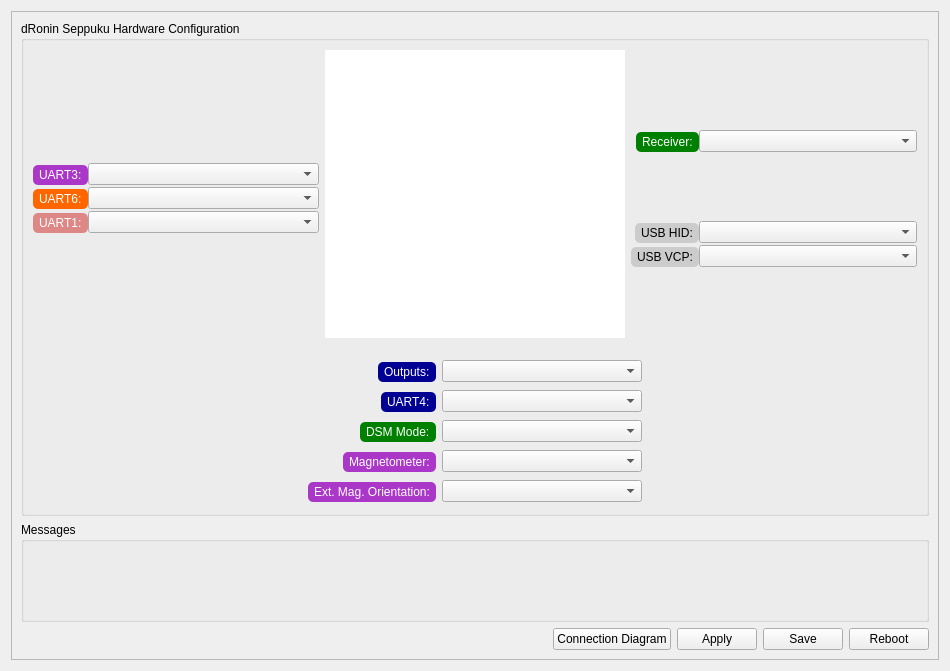
Old version of the form ground/gcs/src/plugins/boards_dronin/seppuku.ui in the repository d-ronin/dRonin.
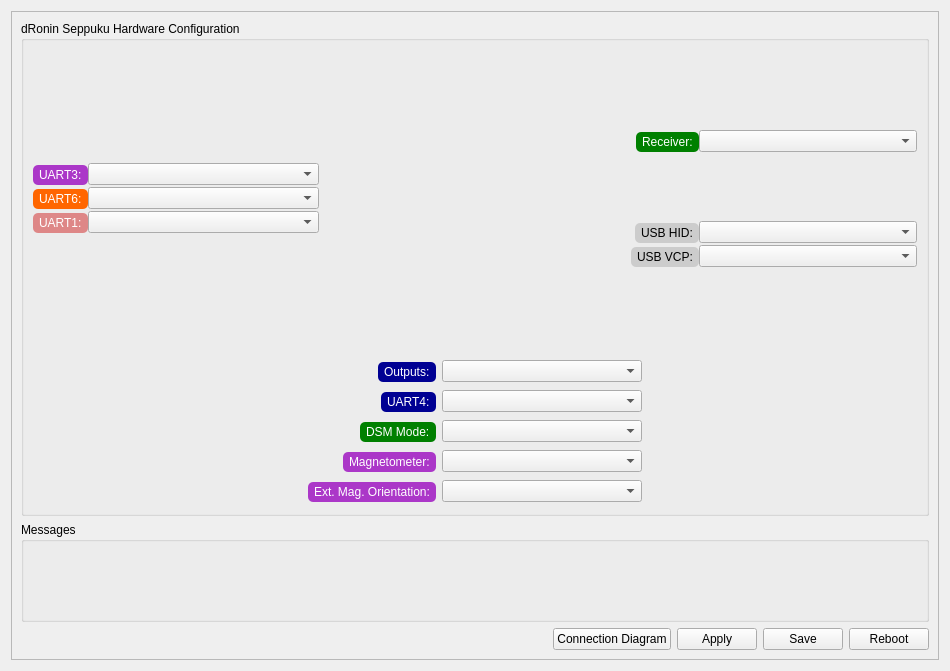
New version of the form.

Commit message: GCS:Seppuku: Set SVG background transparent

Patch:
```diff
--- a/ground/gcs/src/plugins/boards_dronin/seppuku.ui
+++ b/ground/gcs/src/plugins/boards_dronin/seppuku.ui
@@ -80,6 +80,9 @@
               <height>288</height>
              </size>
             </property>
+            <property name="styleSheet">
+             <string notr="true">background: transparent</string>
+            </property>
             <property name="frameShape">
              <enum>QFrame::NoFrame</enum>
             </property>
```
